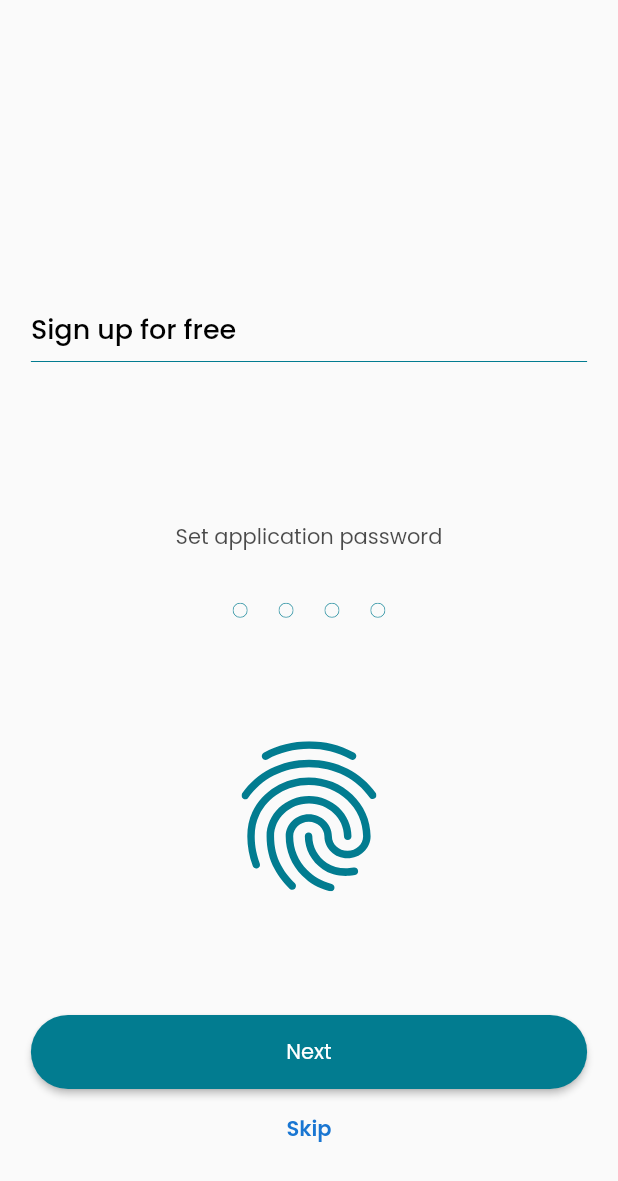
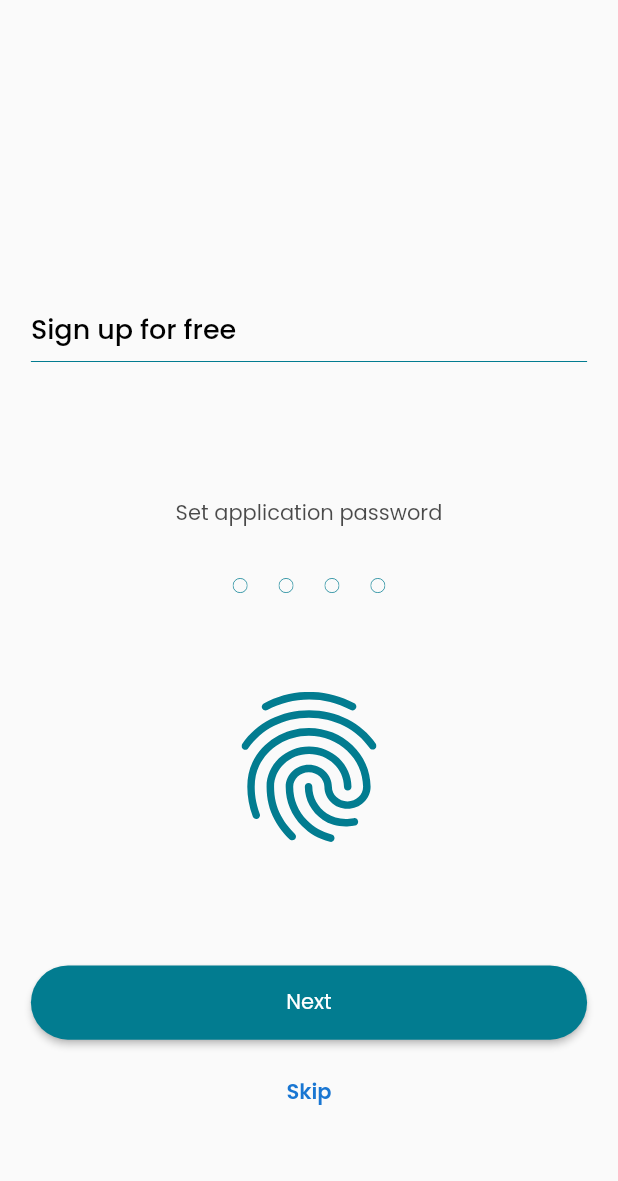
Before and after one commit to salohiddin-65/Mobile-design-figma, a Flutter app: the SignUpPass screen opened directly, on a phone screen of 412 x 824 dp. Shown: the top 1181 px of the screen. Run offline on Flutter 3.47's test engine with Material 2 defaults, Android fonts, the light colour scheme and no system bars; our stand-ins replace flutter_svg, google_fonts.

Commit message:
sign up password page succesFully done

```diff
--- a/lib/main.dart
+++ b/lib/main.dart
@@ -1,6 +1,5 @@
 import 'package:flutter/material.dart';
-import 'package:mobile_design_figma/view/extensions/phone.dart';
-import 'package:mobile_design_figma/view/sign_in_page.dart';
+import 'package:mobile_design_figma/view/sign_up_pass_page.dart';
 
 void main(List<String> args) {
   runApp(const MyApp());
@@ -18,7 +17,7 @@ class _MyAppState extends State<MyApp> {
   Widget build(BuildContext context) {
     return const MaterialApp(
       debugShowCheckedModeBanner: false,
-      home: SignInPage(),
+      home: SignUpPass(),
     );
   }
 }
--- a/lib/view/sign_up_pass_page.dart
+++ b/lib/view/sign_up_pass_page.dart
@@ -11,6 +11,8 @@ class SignUpPass extends StatefulWidget {
 }
 
 class _SignUpPassState extends State<SignUpPass> {
+  bool isCircle = false;
+
   @override
   Widget build(BuildContext context) {
     return Scaffold(
@@ -46,7 +48,7 @@ class _SignUpPassState extends State<SignUpPass> {
                   color: Color(0xff027C90),
                 ),
                 SizedBox(
-                  height: context.height * 0.12,
+                  height: context.height * 0.10,
                 ),
                 Text(
                   "Set application password",
@@ -80,7 +82,7 @@ class _SignUpPassState extends State<SignUpPass> {
                   ],
                 ),
                 SizedBox(
-                  height: context.height * 0.1,
+                  height: context.height * 0.08,
                 ),
                 SvgPicture.asset("assets/finger.svg"),
                 SizedBox(
@@ -118,7 +120,7 @@ class _SignUpPassState extends State<SignUpPass> {
                   ),
                 ),
                 SizedBox(
-                  height: context.height * 0.02,
+                  height: context.height * 0.03,
                 ),
                 Text(
                   "Skip",
```
